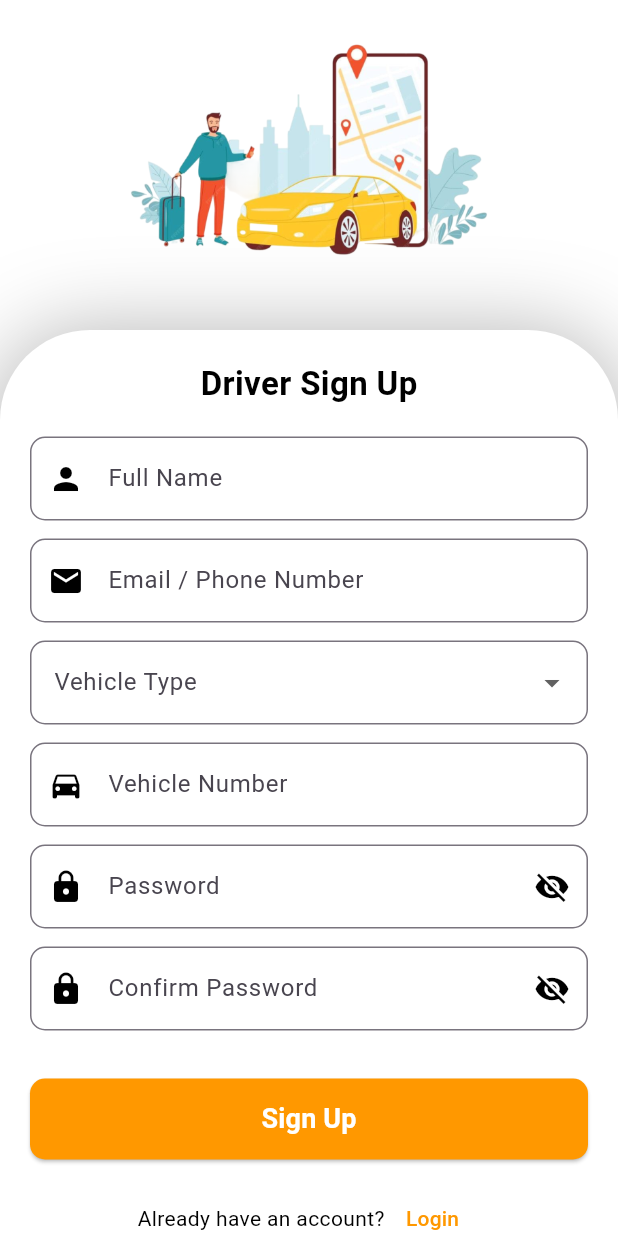
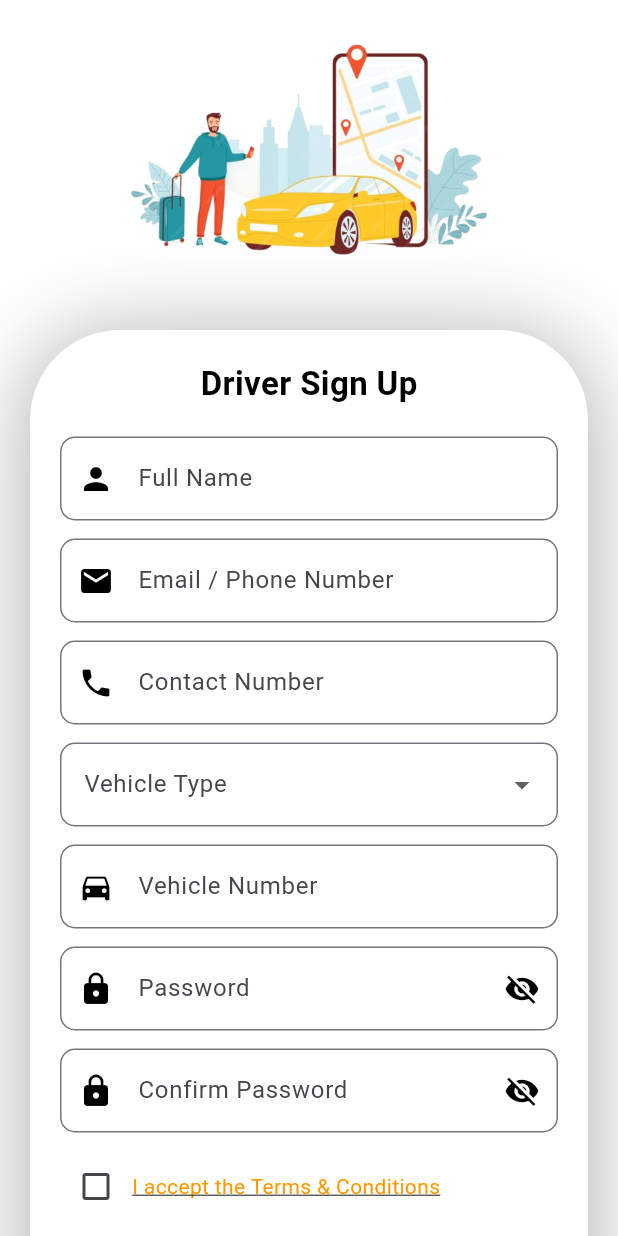
Before and after one commit to ShubhamS40/DisplayOnWheels, a Flutter app: the DriverSignUpScreen screen opened directly, on a phone screen of 412 x 824 dp. Run offline on Flutter 3.47's test engine with Material 3 defaults, Android fonts, the light colour scheme and no system bars; our stand-ins replace dio, google_fonts, image_picker, percent_indicator, shared_preferences; accounts and stored records are empty.

Commit message:
terms and codition section apply on driver screen and backend boilerplate code

```diff
--- a/ad-management-frontend-mobile/tsp/lib/screens/driver/driver_auth/driver_signup.dart
+++ b/ad-management-frontend-mobile/tsp/lib/screens/driver/driver_auth/driver_signup.dart
@@ -11,12 +11,15 @@ class _DriverSignUpScreenState extends State<DriverSignUpScreen> {
 
   final TextEditingController fullNameController = TextEditingController();
   final TextEditingController emailPhoneController = TextEditingController();
+  final TextEditingController contactNumberController =
+      TextEditingController(); // New Field
   final TextEditingController vehicleNumberController = TextEditingController();
   final TextEditingController passwordController = TextEditingController();
   final TextEditingController confirmPasswordController =
       TextEditingController();
 
   bool isPasswordVisible = false;
+  bool isTermsAccepted = false;
   String? selectedVehicleType;
 
   final List<String> vehicleTypes = ["Hatchback", "SUV", "Sedan", "Other"];
@@ -36,20 +39,17 @@ class _DriverSignUpScreenState extends State<DriverSignUpScreen> {
       body: SafeArea(
         child: Center(
           child: SingleChildScrollView(
-            padding: const EdgeInsets.symmetric(horizontal: 0),
+            padding: const EdgeInsets.symmetric(horizontal: 20),
             child: Column(
               crossAxisAlignment: CrossAxisAlignment.center,
               children: [
-                Image.asset(
-                  "assets/authsvg/driver_signup.png",
-                  height: 200,
-                ),
+                Image.asset("assets/authsvg/driver_signup.png", height: 200),
                 const SizedBox(height: 20),
                 Container(
                   padding: const EdgeInsets.all(20),
                   decoration: BoxDecoration(
                     color: containerColor,
-                    borderRadius: BorderRadius.only(
+                    borderRadius: const BorderRadius.only(
                         topLeft: Radius.circular(60),
                         topRight: Radius.circular(60)),
                     boxShadow: [
@@ -66,88 +66,102 @@ class _DriverSignUpScreenState extends State<DriverSignUpScreen> {
                     child: Column(
                       crossAxisAlignment: CrossAxisAlignment.center,
                       children: [
-                        Text(
-                          "Driver Sign Up",
+                        Text("Driver Sign Up",
                             style: TextStyle(
                                 fontSize: 22,
                                 fontWeight: FontWeight.bold,
-                            color: textColor,
-                          ),
-                        ),
+                                color: textColor)),
                         const SizedBox(height: 20),
+                        buildTextField(fullNameController, "Full Name",
+                            "Enter Your Full Name", Icons.person, textColor),
                         buildTextField(
-                          controller: fullNameController,
-                          label: "Full Name",
-                          hint: "Enter Your Full Name",
-                          icon: Icons.person,
-                          textColor: textColor,
-                        ),
+                            emailPhoneController,
+                            "Email / Phone Number",
+                            "Enter Email or Phone",
+                            Icons.email,
+                            textColor),
                         buildTextField(
-                          controller: emailPhoneController,
-                          label: "Email / Phone Number",
-                          hint: "Enter Email or Phone Number",
-                          icon: Icons.email,
-                          textColor: textColor,
-                        ),
+                            contactNumberController,
+                            "Contact Number",
+                            "Enter Your Contact Number",
+                            Icons.phone,
+                            textColor), // Contact Number Field
                         DropdownButtonFormField<String>(
                           decoration: InputDecoration(
                             labelText: "Vehicle Type",
                             border: OutlineInputBorder(
-                              borderRadius: BorderRadius.circular(10),
-                            ),
+                                borderRadius: BorderRadius.circular(10)),
                           ),
                           value: selectedVehicleType,
                           items: vehicleTypes.map((type) {
                             return DropdownMenuItem(
                                 value: type,
                                 child: Text(type,
-                                  style: TextStyle(color: textColor)),
-                            );
+                                    style: TextStyle(color: textColor)));
                           }).toList(),
-                          onChanged: (value) {
-                            setState(() {
-                              selectedVehicleType = value;
-                            });
-                          },
+                          onChanged: (value) =>
+                              setState(() => selectedVehicleType = value),
                           validator: (value) =>
                               value == null ? "Select a vehicle type" : null,
                         ),
                         const SizedBox(height: 12),
                         buildTextField(
-                          controller: vehicleNumberController,
-                          label: "Vehicle Number",
-                          hint: "Enter Your Vehicle Number",
-                          icon: Icons.directions_car,
-                          textColor: textColor,
-                        ),
+                            vehicleNumberController,
+                            "Vehicle Number",
+                            "Enter Your Vehicle Number",
+                            Icons.directions_car,
+                            textColor),
                         buildPasswordField(
                             passwordController, "Password", textColor),
                         buildPasswordField(confirmPasswordController,
                             "Confirm Password", textColor),
+
+                        // Terms & Conditions Checkbox
+                        Row(
+                          children: [
+                            Checkbox(
+                              value: isTermsAccepted,
+                              onChanged: (value) =>
+                                  setState(() => isTermsAccepted = value!),
+                            ),
+                            GestureDetector(
+                              onTap: () => showTermsDialog(context),
+                              child: Text("I accept the Terms & Conditions",
+                                  style: TextStyle(
+                                      color: Colors.orange,
+                                      decoration: TextDecoration.underline)),
+                            ),
+                          ],
+                        ),
+
                         const SizedBox(height: 20),
                         SizedBox(
                           width: double.infinity,
                           child: ElevatedButton(
                             onPressed: () {
                               if (_formKey.currentState!.validate()) {
+                                if (!isTermsAccepted) {
+                                  ScaffoldMessenger.of(context).showSnackBar(
+                                    const SnackBar(
+                                        content: Text(
+                                            "Please accept Terms & Conditions")),
+                                  );
+                                  return;
+                                }
                                 // Sign-Up Logic
                               }
                             },
                             style: ElevatedButton.styleFrom(
                               backgroundColor: buttonColor,
                               shape: RoundedRectangleBorder(
-                                borderRadius: BorderRadius.circular(10),
-                              ),
+                                  borderRadius: BorderRadius.circular(10)),
                               padding: const EdgeInsets.symmetric(vertical: 14),
                             ),
-                            child: const Text(
-                              "Sign Up",
+                            child: const Text("Sign Up",
                                 style: TextStyle(
                                     color: Colors.white,
                                     fontSize: 18,
-                                fontWeight: FontWeight.bold,
-                              ),
-                            ),
+                                    fontWeight: FontWeight.bold)),
                           ),
                         ),
                         const SizedBox(height: 15),
@@ -157,13 +171,11 @@ class _DriverSignUpScreenState extends State<DriverSignUpScreen> {
                             Text("Already have an account?",
                                 style: TextStyle(color: textColor)),
                             TextButton(
-                              onPressed: () {
-                                Navigator.push(
+                              onPressed: () => Navigator.push(
                                   context,
                                   MaterialPageRoute(
                                       builder: (context) =>
-                                            DriverLoginScreen()));
-                              },
+                                          DriverLoginScreen())),
                               child: const Text("Login",
                                   style: TextStyle(color: Colors.orange)),
                             ),
@@ -181,13 +193,8 @@ class _DriverSignUpScreenState extends State<DriverSignUpScreen> {
     );
   }
 
-  Widget buildTextField({
-    required TextEditingController controller,
-    required String label,
-    required String hint,
-    required IconData icon,
-    required Color textColor,
-  }) {
+  Widget buildTextField(TextEditingController controller, String label,
+      String hint, IconData icon, Color textColor) {
     return Padding(
       padding: const EdgeInsets.only(bottom: 12),
       child: TextFormField(
@@ -230,4 +237,35 @@ class _DriverSignUpScreenState extends State<DriverSignUpScreen> {
       ),
     );
   }
+
+  void showTermsDialog(BuildContext context) {
+    showDialog(
+      context: context,
+      builder: (context) {
+        return AlertDialog(
+          title: const Text("Terms & Conditions"),
+          content: SingleChildScrollView(
+            child: Text(
+              "1. You must follow traffic laws and drive responsibly.\n"
+              "2. You are responsible for any damage caused by your vehicle.\n"
+              "3. The company is not liable for any accidents or injuries.\n"
+              "4. Payments will be made as per company policies.\n"
+              "5. You must provide accurate and up-to-date information.\n"
+              "6. Your account may be suspended for policy violations.\n"
+              "7. The company reserves the right to modify these terms.\n"
+              "8. Unauthorized use of company assets is strictly prohibited.\n"
+              "9. Drivers must maintain a professional attitude at all times.\n"
+              "10. Privacy policies must be adhered to at all times.",
+              textAlign: TextAlign.justify,
+            ),
+          ),
+          actions: [
+            TextButton(
+                onPressed: () => Navigator.pop(context),
+                child: const Text("OK"))
+          ],
+        );
+      },
+    );
   }
+}
```
Also changed, not shown: ad-management-backend/package.json (added, +20 -0 lines), ad-management-backend/pnpm-lock.yaml (added), 3 other files. Lines whose indentation alone changed are shown as unchanged.
